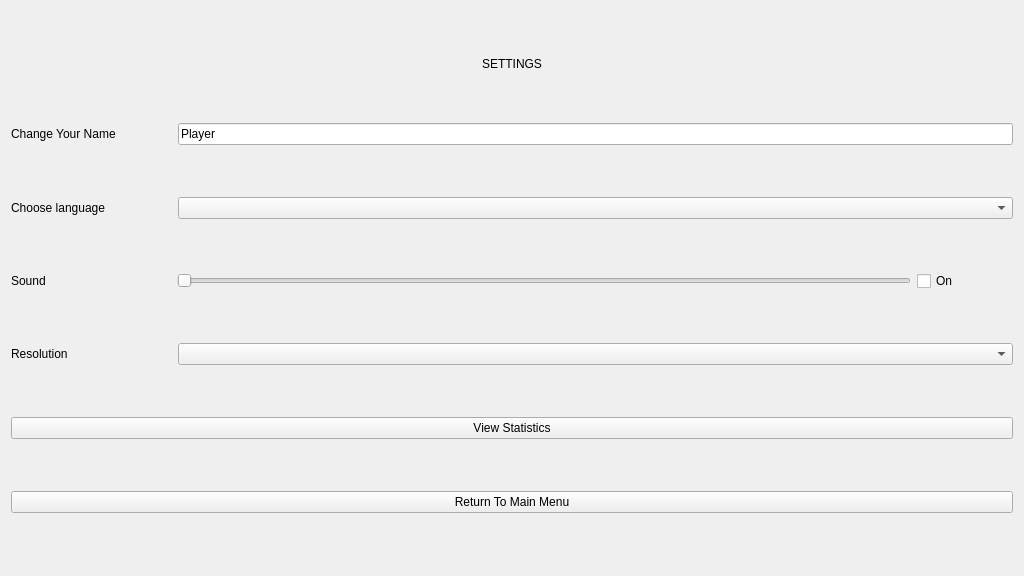
Before: the Qt Designer form src/menu/settingswidget.ui in VKuzia/cat-circus, drawn with Qt 5.
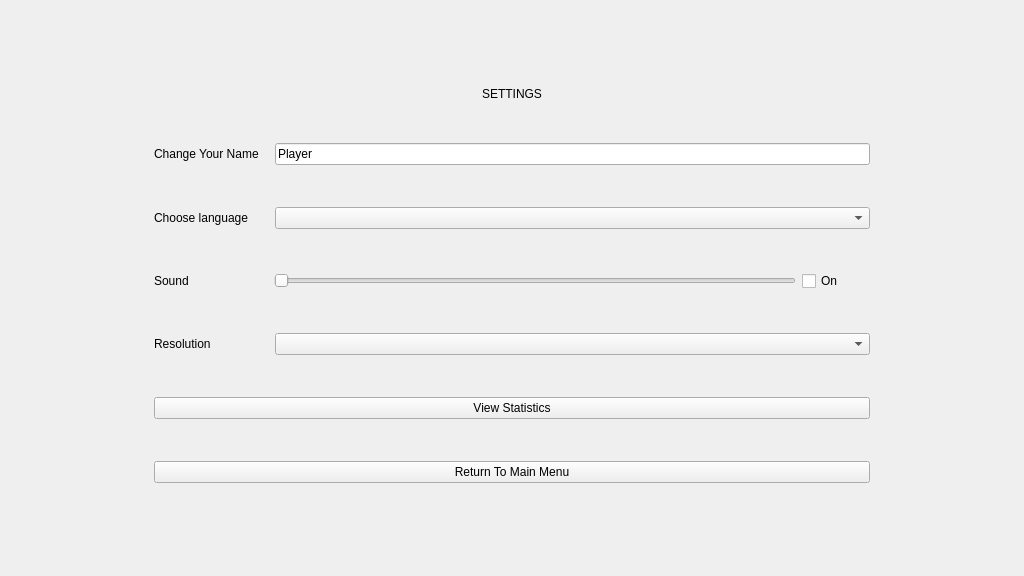
After: the same form once the commit is applied.

```diff
--- a/src/menu/settingswidget.ui
+++ b/src/menu/settingswidget.ui
@@ -13,7 +13,38 @@
   <property name="windowTitle">
    <string>Form</string>
   </property>
-  <layout class="QVBoxLayout" name="verticalLayout" stretch="4,3,3,3,3,3,3">
+  <layout class="QHBoxLayout" name="horizontalLayout" stretch="1,5,1">
+   <item>
+    <spacer name="ui_left_spacer_">
+     <property name="orientation">
+      <enum>Qt::Horizontal</enum>
+     </property>
+     <property name="sizeHint" stdset="0">
+      <size>
+       <width>40</width>
+       <height>20</height>
+      </size>
+     </property>
+    </spacer>
+   </item>
+   <item>
+    <layout class="QVBoxLayout" name="ui_vertical_layout_" stretch="1,8,10,10,10,10,8,8,1">
+     <item>
+      <spacer name="ui_upper_spacer_">
+       <property name="orientation">
+        <enum>Qt::Vertical</enum>
+       </property>
+       <property name="sizeType">
+        <enum>QSizePolicy::Fixed</enum>
+       </property>
+       <property name="sizeHint" stdset="0">
+        <size>
+         <width>20</width>
+         <height>40</height>
+        </size>
+       </property>
+      </spacer>
+     </item>
    <item>
     <widget class="QLabel" name="ui_settings_label_">
      <property name="sizePolicy">
@@ -120,6 +151,37 @@
       <string>Return To Main Menu</string>
      </property>
     </widget>
+     </item>
+     <item>
+      <spacer name="ui_down_spacer_">
+       <property name="orientation">
+        <enum>Qt::Vertical</enum>
+       </property>
+       <property name="sizeType">
+        <enum>QSizePolicy::Fixed</enum>
+       </property>
+       <property name="sizeHint" stdset="0">
+        <size>
+         <width>20</width>
+         <height>40</height>
+        </size>
+       </property>
+      </spacer>
+     </item>
+    </layout>
+   </item>
+   <item>
+    <spacer name="ui_right_pacer_">
+     <property name="orientation">
+      <enum>Qt::Horizontal</enum>
+     </property>
+     <property name="sizeHint" stdset="0">
+      <size>
+       <width>40</width>
+       <height>20</height>
+      </size>
+     </property>
+    </spacer>
    </item>
   </layout>
  </widget>
```
Lines whose indentation alone changed are shown as unchanged.
